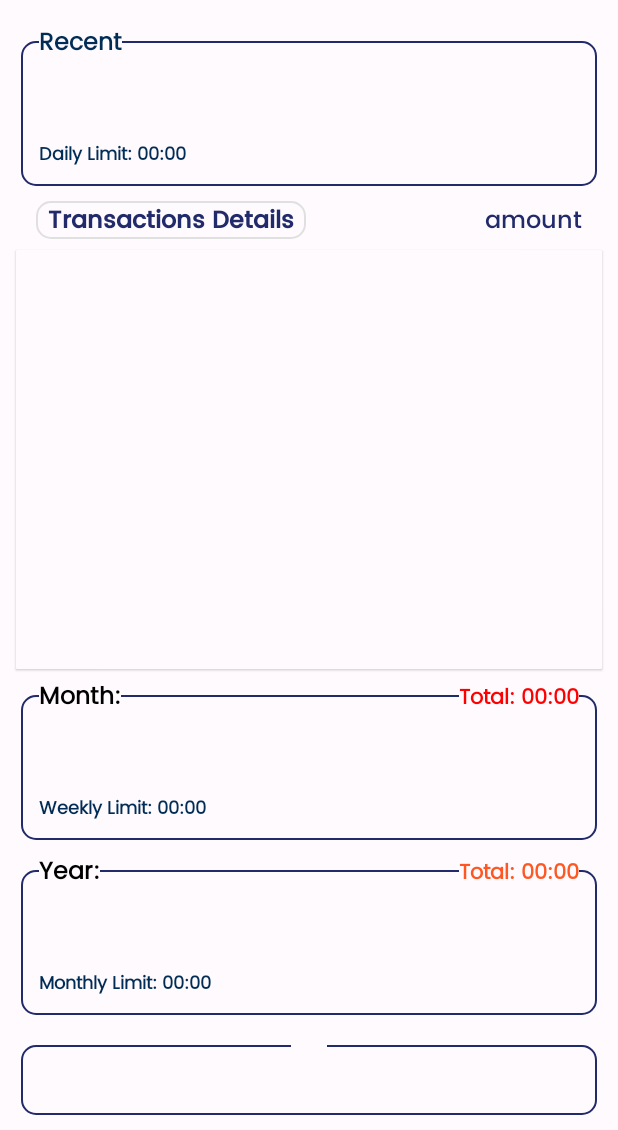
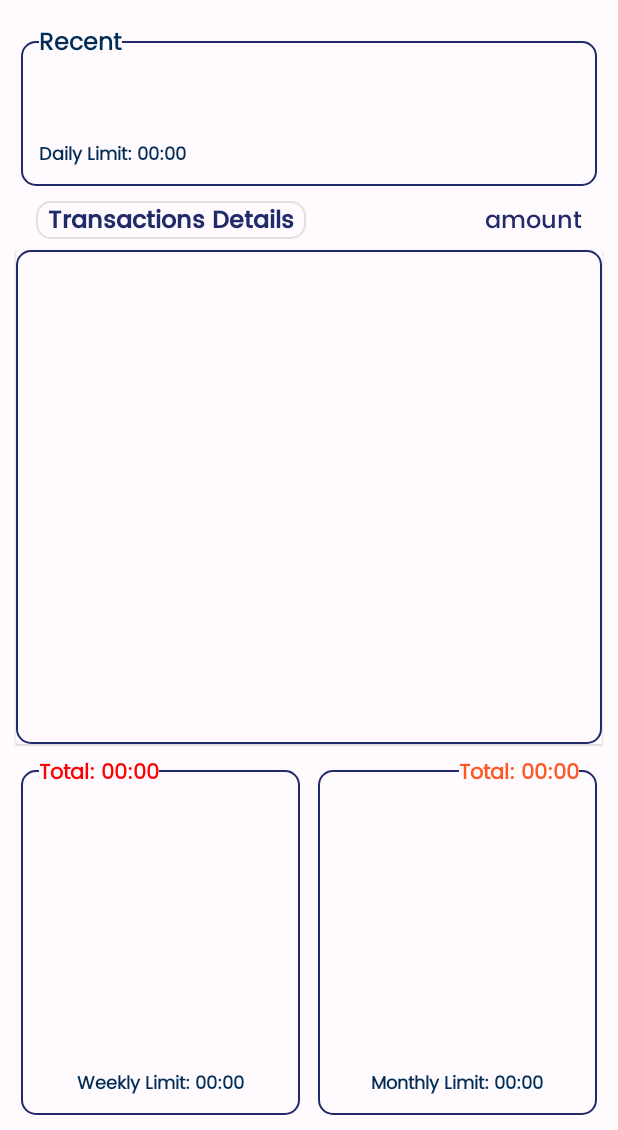
Before and after one commit to harshaltilay/ExpenseJournal, an Android app: the layout fragment_main.xml on its own in the app's theme, with its tools: preview values and no code run, on a phone screen of 412 x 824 dp, the part 106-1236 px from its top. Run offline under Robolectric (Android 15) with nearby library versions, the light colour scheme and no system bars.

Commit message:
Some tweaking

```diff
--- a/app/src/main/res/layout/fragment_main.xml
+++ b/app/src/main/res/layout/fragment_main.xml
@@ -313,28 +313,28 @@
         android:orientation="horizontal">
 
         <TextView
-            android:paddingStart="8dp"
-            android:paddingEnd="8dp"
-            android:gravity="center"
-            android:background="@drawable/round_rect_border_gray_transperent_white"
             android:id="@+id/day_selected_tv"
             android:layout_width="wrap_content"
             android:layout_height="wrap_content"
+            android:background="@drawable/round_rect_border_gray_transperent_white"
             android:fontFamily="@font/poppinsmedium"
+            android:gravity="center"
             android:lineSpacingExtra="27sp"
             android:lines="1"
+            android:paddingStart="8dp"
+            android:paddingEnd="8dp"
             android:text="@string/transactions_details"
             android:textColor="@color/button_bg_blue"
             android:textSize="16sp"
             android:textStyle="bold" />
 
         <TextView
-            android:gravity="center_horizontal"
             android:id="@+id/opinion_tv"
             android:layout_width="0dp"
             android:layout_height="wrap_content"
             android:layout_weight="1"
             android:fontFamily="@font/poppinslight"
+            android:gravity="center_horizontal"
             android:lineSpacingExtra="27sp"
             android:textColor="@color/button_bg_blue"
             android:textSize="14sp"
@@ -359,23 +359,30 @@
         app:cardCornerRadius="1dp"
         app:cardElevation="1dp"
         app:cardUseCompatPadding="true">
-
         <androidx.recyclerview.widget.RecyclerView
+            android:padding="4dp"
             android:id="@+id/spending_list_recycler_view"
             android:layout_width="match_parent"
             android:layout_height="match_parent"
-            android:background="@color/white" />
+            android:background="@drawable/round_rect_border_blue_1" />
     </androidx.cardview.widget.CardView>
 
+    <LinearLayout
+        android:layout_width="match_parent"
+        android:layout_height="250dp"
+        android:orientation="horizontal"
+        android:baselineAligned="false">
+
         <FrameLayout
-        android:layout_width="match_parent"
-        android:layout_height="wrap_content"
+            android:layout_width="0dp"
+            android:layout_height="match_parent"
             android:layout_marginTop="8dp"
+            android:layout_weight=".5"
             android:gravity="center_horizontal">
 
             <LinearLayout
                 android:layout_width="match_parent"
-            android:layout_height="wrap_content"
+                android:layout_height="match_parent"
                 android:layout_marginStart="6dp"
                 android:layout_marginTop="6dp"
                 android:layout_marginEnd="6dp"
@@ -389,7 +396,8 @@
                 <androidx.recyclerview.widget.RecyclerView
                     android:id="@+id/weeks_rv"
                     android:layout_width="match_parent"
-                android:layout_height="38dp"
+                    android:layout_height="0dp"
+                    android:layout_weight="1"
                     android:layout_marginTop="8dp"
                     android:background="@color/white"
                     android:textStyle="normal"
@@ -401,7 +409,7 @@
                     android:id="@+id/weekly_limit_tv"
                     android:layout_width="wrap_content"
                     android:layout_height="wrap_content"
-                android:layout_gravity="center_horizontal|start"
+                    android:layout_gravity="center_horizontal"
                     android:layout_marginTop="8dp"
                     android:background="@color/white"
                     android:fontFamily="@font/poppins"
@@ -412,28 +420,28 @@
                     android:textStyle="bold" />
             </LinearLayout>
 
-        <TextView
-            android:id="@+id/present_month_tv"
-            android:layout_width="wrap_content"
-            android:layout_height="wrap_content"
-            android:layout_gravity="center_horizontal|start"
-            android:layout_marginStart="18dp"
-            android:layout_marginTop="-5.5dp"
-            android:background="@color/white"
-            android:fontFamily="@font/poppins"
-            android:letterSpacing="0"
-            android:text="@string/month"
-            android:textColor="@color/black"
-            android:textSize="16sp"
-            android:textStyle="bold" />
+<!--            <TextView-->
+<!--                android:id="@+id/present_month_tv"-->
+<!--                android:layout_width="wrap_content"-->
+<!--                android:layout_height="wrap_content"-->
+<!--                android:layout_gravity="center_horizontal|start"-->
+<!--                android:layout_marginStart="18dp"-->
+<!--                android:layout_marginTop="-5.5dp"-->
+<!--                android:background="@color/white"-->
+<!--                android:fontFamily="@font/poppins"-->
+<!--                android:letterSpacing="0"-->
+<!--                android:text="@string/month"-->
+<!--                android:textColor="@color/black"-->
+<!--                android:textSize="16sp"-->
+<!--                android:textStyle="bold" />-->
 
             <TextView
                 android:id="@+id/present_month_total_tv"
                 android:layout_width="wrap_content"
                 android:layout_height="wrap_content"
-            android:layout_gravity="center_horizontal|end"
+                android:layout_gravity="center_horizontal|start"
                 android:layout_marginTop="-3.5dp"
-            android:layout_marginEnd="18dp"
+                android:layout_marginStart="18dp"
                 android:background="@color/white"
                 android:fontFamily="@font/poppins"
                 android:letterSpacing="0"
@@ -444,14 +452,15 @@
         </FrameLayout>
 
         <FrameLayout
-        android:layout_width="match_parent"
-        android:layout_height="wrap_content"
+            android:layout_width="0dp"
+            android:layout_height="match_parent"
             android:layout_marginTop="8dp"
+            android:layout_weight=".5"
             android:gravity="center_horizontal">
 
             <LinearLayout
                 android:layout_width="match_parent"
-            android:layout_height="wrap_content"
+                android:layout_height="match_parent"
                 android:layout_marginStart="6dp"
                 android:layout_marginTop="6dp"
                 android:layout_marginEnd="6dp"
@@ -465,7 +474,8 @@
                 <androidx.recyclerview.widget.RecyclerView
                     android:id="@+id/months_rv"
                     android:layout_width="match_parent"
-                android:layout_height="38dp"
+                    android:layout_height="0dp"
+                    android:layout_weight="1"
                     android:layout_marginTop="8dp"
                     android:background="@color/white"
                     android:textStyle="normal"
@@ -477,7 +487,7 @@
                     android:id="@+id/monthly_limit_tv"
                     android:layout_width="wrap_content"
                     android:layout_height="wrap_content"
-                android:layout_gravity="center_horizontal|start"
+                    android:layout_gravity="center_horizontal"
                     android:layout_marginTop="8dp"
                     android:background="@color/white"
                     android:fontFamily="@font/poppins"
@@ -487,21 +497,6 @@
                     android:textSize="12sp"
                     android:textStyle="bold" />
             </LinearLayout>
-
-        <TextView
-            android:id="@+id/present_year_tv"
-            android:layout_width="wrap_content"
-            android:layout_height="wrap_content"
-            android:layout_gravity="center_horizontal|start"
-            android:layout_marginStart="18dp"
-            android:layout_marginTop="-5.5dp"
-            android:background="@color/white"
-            android:fontFamily="@font/poppins"
-            android:letterSpacing="0"
-            android:text="@string/year"
-            android:textColor="@color/black"
-            android:textSize="16sp"
-            android:textStyle="bold" />
 
             <TextView
                 android:id="@+id/present_year_total_tv"
@@ -519,12 +514,15 @@
                 android:textStyle="bold" />
         </FrameLayout>
 
+    </LinearLayout>
+
     <FrameLayout
         android:id="@+id/quote_layout"
         android:layout_width="match_parent"
         android:layout_height="wrap_content"
         android:layout_marginTop="8dp"
-        android:gravity="center_horizontal">
+        android:gravity="center_horizontal"
+        android:visibility="gone">
 
         <LinearLayout
             android:layout_width="match_parent"
--- a/app/src/main/res/values/strings.xml
+++ b/app/src/main/res/values/strings.xml
@@ -35,10 +35,10 @@
       Hello &lt;b>%1s&lt;/b>
     </string>
     <string name="string_total_year">
-      Year Total: &lt;b>%1s&lt;/b>
+      &lt;b>%1s&lt;/b>: &lt;b>%2s&lt;/b>
     </string>
     <string name="string_total_month">
-      Month Total: &lt;b>%1s&lt;/b>
+       &lt;b>%1s&lt;/b>: &lt;b>%2s&lt;/b>
     </string>
 
     <string name="string_opinion_overspent">
```
Also changed, not shown: app/src/main/java/com/harshal/expensejournal/presentation/feature/main/MainFragment.kt (+12 -12 lines), app/src/main/java/com/harshal/expensejournal/presentation/feature/main/MainFragmentViewModel.kt (+18 -18 lines), app/src/main/java/com/harshal/expensejournal/presentation/feature/main/list/ByDays.kt (renamed from app/src/main/java/com/harshal/expensejournal/presentation/feature/main/list/ByDaysListFetcher.kt, +4 -4 lines), app/src/main/java/com/harshal/expensejournal/presentation/feature/main/list/ByMonth.kt (renamed from app/src/main/java/com/harshal/expensejournal/presentation/feature/main/list/ByWeekListFetcher.kt, +24 -25 lines), app/src/main/java/com/harshal/expensejournal/presentation/feature/main/list/ByWeek.kt (renamed from app/src/main/java/com/harshal/expensejournal/presentation/feature/main/list/ByMonthListFetcher.kt, +25 -24 lines), 1 other file. Lines whose indentation alone changed are shown as unchanged.
